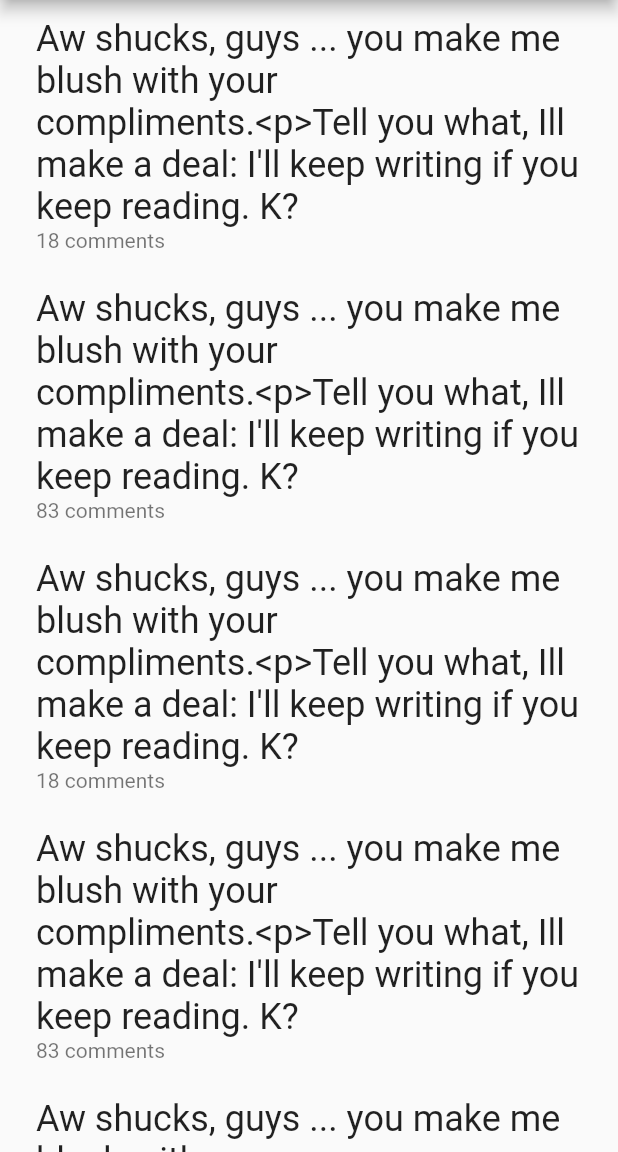
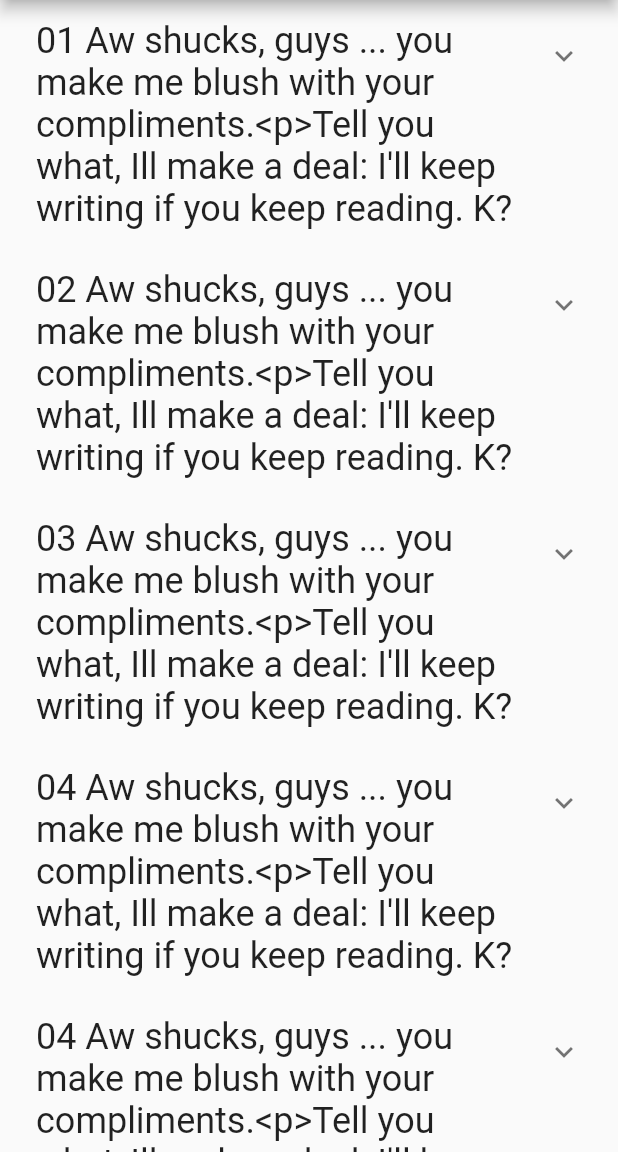
Before and after one commit to atarbrest/hn_app, a Flutter app: the screen it shows after launch, on a phone screen of 412 x 824 dp, the part 84-1236 px from its top. Run offline on Flutter 3.47's test engine with Material 2 defaults, Android fonts, the phone set to English and light mode, and no system bars.

Commit message:
replace ListTile with ExpansionTile. add row for other tile properties. wrap ListView with RefreshIndicator

```diff
--- a/lib/main.dart
+++ b/lib/main.dart
@@ -37,25 +37,44 @@ class _MyHomePageState extends State<MyHomePage> {
       appBar: AppBar(
         title: Text(widget.title),
       ),
-      body: ListView(
+      body: RefreshIndicator(
+        onRefresh: () async {
+          await new Future.delayed(const Duration(seconds: 1));
+          setState(() {
+            _articles.removeAt(0);
+          });
+        },
+        child: ListView(
           children: _articles.map(_buildItem).toList(),
+        ),
       ),
     );
   }
 
   Widget _buildItem(Article article) {
     return Padding(
+      key: Key(article.text),
       padding: const EdgeInsets.all(8.0),
-      child: ListTile(
-        title: Text(article.text, style: new TextStyle(fontSize: 24.0)),
-        subtitle: Text("${article.commentsCount} comments"),
-        onTap: () async {
+      child: ExpansionTile(
+        title: new Text(article.text, style: new TextStyle(fontSize: 24.0)),
+        children: <Widget>[
+          Row(
+            mainAxisAlignment: MainAxisAlignment.spaceEvenly,
+            children: <Widget>[
+              new Text("${article.commentsCount} comments"),
+              new IconButton(
+                icon: new Icon(Icons.open_in_new),
+                onPressed: () async {
                   final urlString = "http://${article.domain}";
                   if (await canLaunch(urlString)) {
                     launch(urlString);
                   }
                 },
               ),
+            ],
+          ),
+        ],
+      ),
     );
   }
 }
--- a/lib/src/article.dart
+++ b/lib/src/article.dart
@@ -19,7 +19,7 @@ const Article(
 
 final articles = [
   new Article(
-      text: """Aw shucks, guys ... you make me blush with your compliments.<p>Tell you what, Ill make a deal: I'll keep writing if you keep reading. K?""",
+      text: """01 Aw shucks, guys ... you make me blush with your compliments.<p>Tell you what, Ill make a deal: I'll keep writing if you keep reading. K?""",
       domain: "wiley.com",
       by: "zdw",
       age: "21",
@@ -27,7 +27,7 @@ final articles = [
       commentsCount: 18
   ),
   new Article(
-      text: """Aw shucks, guys ... you make me blush with your compliments.<p>Tell you what, Ill make a deal: I'll keep writing if you keep reading. K?""",
+      text: """02 Aw shucks, guys ... you make me blush with your compliments.<p>Tell you what, Ill make a deal: I'll keep writing if you keep reading. K?""",
       domain: "tut.by",
       by: "ttb",
       age: "3 hours",
@@ -35,7 +35,7 @@ final articles = [
       commentsCount: 83
   ),
   new Article(
-      text: """Aw shucks, guys ... you make me blush with your compliments.<p>Tell you what, Ill make a deal: I'll keep writing if you keep reading. K?""",
+      text: """03 Aw shucks, guys ... you make me blush with your compliments.<p>Tell you what, Ill make a deal: I'll keep writing if you keep reading. K?""",
       domain: "wiley.com",
       by: "zdw",
       age: "21",
@@ -43,7 +43,7 @@ final articles = [
       commentsCount: 18
   ),
   new Article(
-      text: """Aw shucks, guys ... you make me blush with your compliments.<p>Tell you what, Ill make a deal: I'll keep writing if you keep reading. K?""",
+      text: """04 Aw shucks, guys ... you make me blush with your compliments.<p>Tell you what, Ill make a deal: I'll keep writing if you keep reading. K?""",
       domain: "tut.by",
       by: "ttb",
       age: "3 hours",
@@ -51,7 +51,7 @@ final articles = [
       commentsCount: 83
   ),
   new Article(
-      text: """Aw shucks, guys ... you make me blush with your compliments.<p>Tell you what, Ill make a deal: I'll keep writing if you keep reading. K?""",
+      text: """04 Aw shucks, guys ... you make me blush with your compliments.<p>Tell you what, Ill make a deal: I'll keep writing if you keep reading. K?""",
       domain: "wiley.com",
       by: "zdw",
       age: "21",
@@ -59,7 +59,7 @@ final articles = [
       commentsCount: 18
   ),
   new Article(
-      text: """Aw shucks, guys ... you make me blush with your compliments.<p>Tell you what, Ill make a deal: I'll keep writing if you keep reading. K?""",
+      text: """05 Aw shucks, guys ... you make me blush with your compliments.<p>Tell you what, Ill make a deal: I'll keep writing if you keep reading. K?""",
       domain: "tut.by",
       by: "ttb",
       age: "3 hours",
@@ -67,7 +67,7 @@ final articles = [
       commentsCount: 83
   ),
   new Article(
-      text: """Aw shucks, guys ... you make me blush with your compliments.<p>Tell you what, Ill make a deal: I'll keep writing if you keep reading. K?""",
+      text: """06 Aw shucks, guys ... you make me blush with your compliments.<p>Tell you what, Ill make a deal: I'll keep writing if you keep reading. K?""",
       domain: "wiley.com",
       by: "zdw",
       age: "21",
@@ -75,7 +75,7 @@ final articles = [
       commentsCount: 18
   ),
   new Article(
-      text: """Aw shucks, guys ... you make me blush with your compliments.<p>Tell you what, Ill make a deal: I'll keep writing if you keep reading. K?""",
+      text: """07 Aw shucks, guys ... you make me blush with your compliments.<p>Tell you what, Ill make a deal: I'll keep writing if you keep reading. K?""",
       domain: "tut.by",
       by: "ttb",
       age: "3 hours",
@@ -83,7 +83,7 @@ final articles = [
       commentsCount: 83
   ),
   new Article(
-      text: """Aw shucks, guys ... you make me blush with your compliments.<p>Tell you what, Ill make a deal: I'll keep writing if you keep reading. K?""",
+      text: """08 Aw shucks, guys ... you make me blush with your compliments.<p>Tell you what, Ill make a deal: I'll keep writing if you keep reading. K?""",
       domain: "wiley.com",
       by: "zdw",
       age: "21",
@@ -91,7 +91,7 @@ final articles = [
       commentsCount: 18
   ),
   new Article(
-      text: """Aw shucks, guys ... you make me blush with your compliments.<p>Tell you what, Ill make a deal: I'll keep writing if you keep reading. K?""",
+      text: """15 Aw shucks, guys ... you make me blush with your compliments.<p>Tell you what, Ill make a deal: I'll keep writing if you keep reading. K?""",
       domain: "tut.by",
       by: "ttb",
       age: "3 hours",
@@ -99,7 +99,7 @@ final articles = [
       commentsCount: 83
   ),
   new Article(
-      text: """Aw shucks, guys ... you make me blush with your compliments.<p>Tell you what, Ill make a deal: I'll keep writing if you keep reading. K?""",
+      text: """16 Aw shucks, guys ... you make me blush with your compliments.<p>Tell you what, Ill make a deal: I'll keep writing if you keep reading. K?""",
       domain: "wiley.com",
       by: "zdw",
       age: "21",
@@ -107,7 +107,7 @@ final articles = [
       commentsCount: 18
   ),
   new Article(
-      text: """Aw shucks, guys ... you make me blush with your compliments.<p>Tell you what, Ill make a deal: I'll keep writing if you keep reading. K?""",
+      text: """17 Aw shucks, guys ... you make me blush with your compliments.<p>Tell you what, Ill make a deal: I'll keep writing if you keep reading. K?""",
       domain: "tut.by",
       by: "ttb",
       age: "3 hours",
@@ -115,7 +115,7 @@ final articles = [
       commentsCount: 83
   ),
   new Article(
-      text: """Aw shucks, guys ... you make me blush with your compliments.<p>Tell you what, Ill make a deal: I'll keep writing if you keep reading. K?""",
+      text: """18 Aw shucks, guys ... you make me blush with your compliments.<p>Tell you what, Ill make a deal: I'll keep writing if you keep reading. K?""",
       domain: "reuters.com",
       by: "rtr",
       age: "2 hours",
@@ -123,7 +123,7 @@ final articles = [
       commentsCount: 5
   ),
   new Article(
-      text: """Aw shucks, guys ... you make me blush with your compliments.<p>Tell you what, Ill make a deal: I'll keep writing if you keep reading. K?""",
+      text: """19 Aw shucks, guys ... you make me blush with your compliments.<p>Tell you what, Ill make a deal: I'll keep writing if you keep reading. K?""",
       domain: "wiley.com",
       by: "zdw",
       age: "1 hour",
```
Lines whose indentation alone changed are shown as unchanged.
